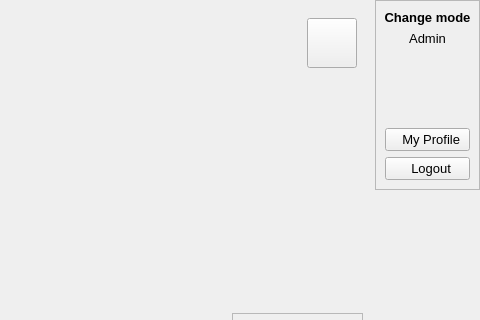
Before: the Qt Designer form Stacked_DesignUI1.ui in mukarramdaniel/Distribution-System_Python, drawn with Qt 5; both pictures show x 607 to 1087 and y 0 to 320 of the 1087 by 581 pixel window.
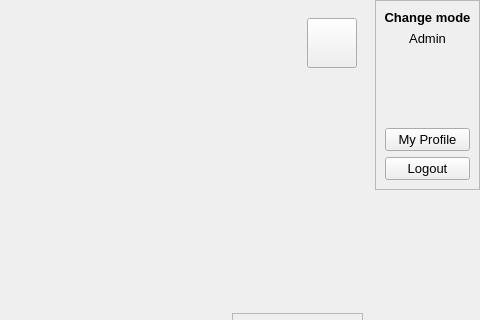
After: the same form once the commit is applied. The open tabs and pages were chosen to show the change. Icons and pictures are not drawn.

Commit message: Dev-U01-UI

```diff
--- a/Stacked_DesignUI1.ui
+++ b/Stacked_DesignUI1.ui
@@ -3366,11 +3366,17 @@
               <enum>Qt::LeftToRight</enum>
              </property>
              <property name="text">
-              <string>  My Profile</string>
+              <string>My Profile</string>
              </property>
              <property name="icon">
-              <iconset>
-               <normaloff>:/blackicons/Graphics/featherBlack/user.svg</normaloff>:/blackicons/Graphics/featherBlack/user.svg</iconset>
+              <iconset resource="Resource.qrc">
+               <normaloff>:/White Icons/Graphics/featherBlack/user.png</normaloff>:/White Icons/Graphics/featherBlack/user.png</iconset>
+             </property>
+             <property name="iconSize">
+              <size>
+               <width>20</width>
+               <height>20</height>
+              </size>
              </property>
             </widget>
            </item>
@@ -3382,11 +3388,17 @@
               </font>
              </property>
              <property name="text">
-              <string>  Logout</string>
+              <string>Logout</string>
              </property>
              <property name="icon">
-              <iconset>
-               <normaloff>:/blackicons/Graphics/featherBlack/log-out.svg</normaloff>:/blackicons/Graphics/featherBlack/log-out.svg</iconset>
+              <iconset resource="Resource.qrc">
+               <normaloff>:/White Icons/Graphics/featherBlack/logout.png</normaloff>:/White Icons/Graphics/featherBlack/logout.png</iconset>
+             </property>
+             <property name="iconSize">
+              <size>
+               <width>20</width>
+               <height>20</height>
+              </size>
              </property>
             </widget>
            </item>
```
Left out of the diff: 6 changed lines with no effect on the pictures. The commit also changes 5 other files.
